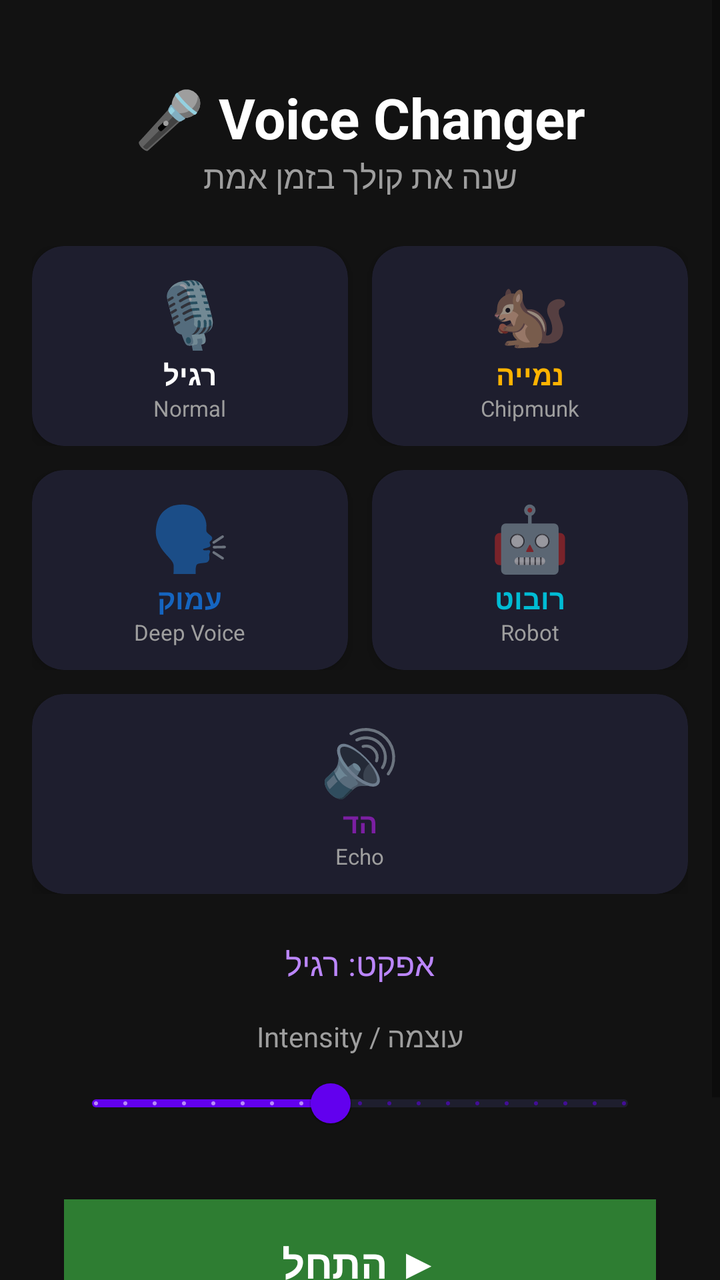
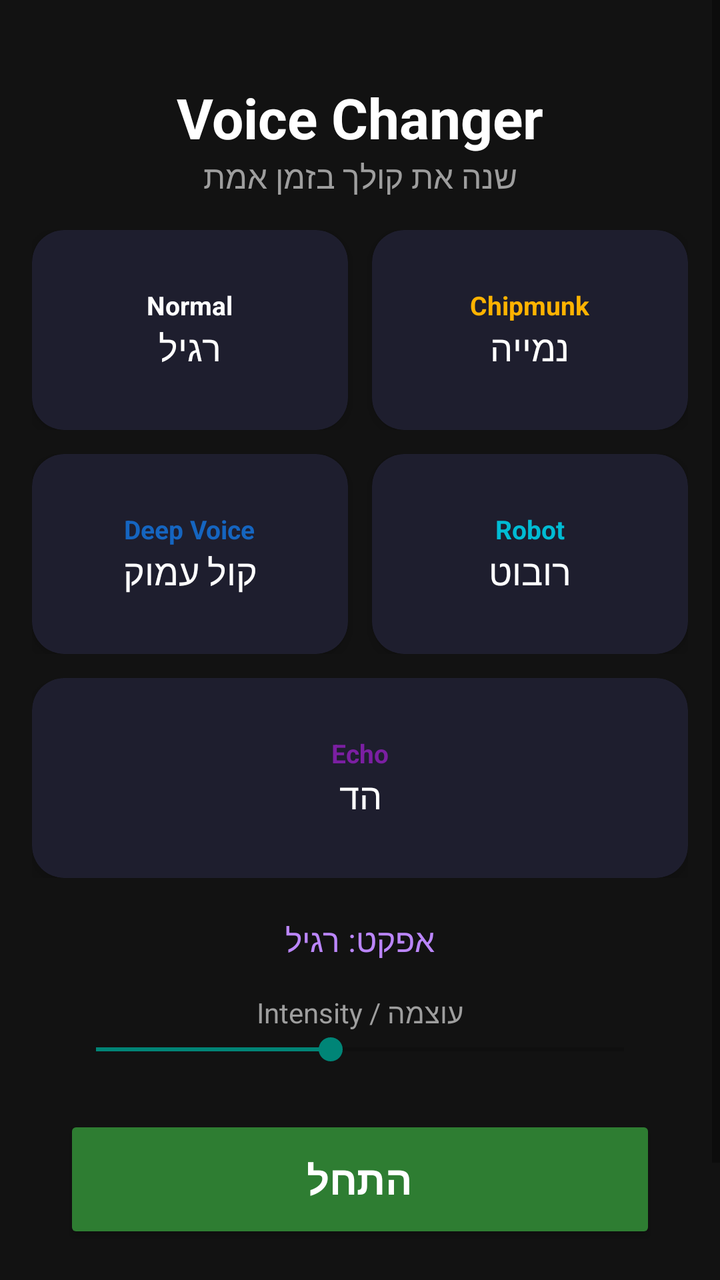

Compare the two renders of this Android layout. The source of the first and the diff that turns it into the second are given below.
<!-- AndroidManifest.xml: application theme Theme.VoiceChanger -->
<!-- res/layout/activity_main.xml -->
<?xml version="1.0" encoding="utf-8"?>
<ScrollView xmlns:android="http://schemas.android.com/apk/res/android"
    xmlns:app="http://schemas.android.com/apk/res-auto"
    android:layout_width="match_parent"
    android:layout_height="match_parent"
    android:background="@color/background_dark"
    android:fillViewport="true">

    <LinearLayout
        android:layout_width="match_parent"
        android:layout_height="wrap_content"
        android:orientation="vertical"
        android:padding="16dp">

        
        <TextView
            android:layout_width="match_parent"
            android:layout_height="wrap_content"
            android:text="🎤 Voice Changer"
            android:textSize="28sp"
            android:textStyle="bold"
            android:textColor="@color/white"
            android:gravity="center"
            android:paddingTop="24dp"/>

        <TextView
            android:layout_width="match_parent"
            android:layout_height="wrap_content"
            android:text="שנה את קולך בזמן אמת"
            android:textSize="16sp"
            android:textColor="@color/text_secondary"
            android:gravity="center"
            android:paddingBottom="24dp"/>

        
        <LinearLayout
            android:layout_width="match_parent"
            android:layout_height="wrap_content"
            android:orientation="horizontal"
            android:layout_marginBottom="12dp">

            <com.google.android.material.card.MaterialCardView
                android:id="@+id/cardNormal"
                android:layout_width="0dp"
                android:layout_height="100dp"
                android:layout_weight="1"
                android:layout_marginEnd="6dp"
                app:cardBackgroundColor="@color/card_bg"
                app:cardCornerRadius="16dp"
                app:cardElevation="4dp">

                <LinearLayout
                    android:layout_width="match_parent"
                    android:layout_height="match_parent"
                    android:orientation="vertical"
                    android:gravity="center">
                    <TextView android:layout_width="wrap_content" android:layout_height="wrap_content"
                        android:text="🎙" android:textSize="32sp"/>
                    <TextView android:layout_width="wrap_content" android:layout_height="wrap_content"
                        android:text="רגיל" android:textSize="14sp" android:textColor="@color/white"
                        android:textStyle="bold"/>
                    <TextView android:layout_width="wrap_content" android:layout_height="wrap_content"
                        android:text="Normal" android:textSize="11sp" android:textColor="@color/text_secondary"/>
                </LinearLayout>
            </com.google.android.material.card.MaterialCardView>

            <com.google.android.material.card.MaterialCardView
                android:id="@+id/cardChipmunk"
                android:layout_width="0dp"
                android:layout_height="100dp"
                android:layout_weight="1"
                android:layout_marginStart="6dp"
                app:cardBackgroundColor="@color/card_bg"
                app:cardCornerRadius="16dp"
                app:cardElevation="4dp">

                <LinearLayout
                    android:layout_width="match_parent"
                    android:layout_height="match_parent"
                    android:orientation="vertical"
                    android:gravity="center">
                    <TextView android:layout_width="wrap_content" android:layout_height="wrap_content"
                        android:text="🐿" android:textSize="32sp"/>
                    <TextView android:layout_width="wrap_content" android:layout_height="wrap_content"
                        android:text="נמייה" android:textSize="14sp" android:textColor="@color/chipmunk_color"
                        android:textStyle="bold"/>
                    <TextView android:layout_width="wrap_content" android:layout_height="wrap_content"
                        android:text="Chipmunk" android:textSize="11sp" android:textColor="@color/text_secondary"/>
                </LinearLayout>
            </com.google.android.material.card.MaterialCardView>
        </LinearLayout>

        
        <LinearLayout
            android:layout_width="match_parent"
            android:layout_height="wrap_content"
            android:orientation="horizontal"
            android:layout_marginBottom="12dp">

            <com.google.android.material.card.MaterialCardView
                android:id="@+id/cardDeep"
                android:layout_width="0dp"
                android:layout_height="100dp"
                android:layout_weight="1"
                android:layout_marginEnd="6dp"
                app:cardBackgroundColor="@color/card_bg"
                app:cardCornerRadius="16dp"
                app:cardElevation="4dp">

                <LinearLayout
                    android:layout_width="match_parent"
                    android:layout_height="match_parent"
                    android:orientation="vertical"
                    android:gravity="center">
                    <TextView android:layout_width="wrap_content" android:layout_height="wrap_content"
                        android:text="🗣" android:textSize="32sp"/>
                    <TextView android:layout_width="wrap_content" android:layout_height="wrap_content"
                        android:text="עמוק" android:textSize="14sp" android:textColor="@color/deep_color"
                        android:textStyle="bold"/>
                    <TextView android:layout_width="wrap_content" android:layout_height="wrap_content"
                        android:text="Deep Voice" android:textSize="11sp" android:textColor="@color/text_secondary"/>
                </LinearLayout>
            </com.google.android.material.card.MaterialCardView>

            <com.google.android.material.card.MaterialCardView
                android:id="@+id/cardRobot"
                android:layout_width="0dp"
                android:layout_height="100dp"
                android:layout_weight="1"
                android:layout_marginStart="6dp"
                app:cardBackgroundColor="@color/card_bg"
                app:cardCornerRadius="16dp"
                app:cardElevation="4dp">

                <LinearLayout
                    android:layout_width="match_parent"
                    android:layout_height="match_parent"
                    android:orientation="vertical"
                    android:gravity="center">
                    <TextView android:layout_width="wrap_content" android:layout_height="wrap_content"
                        android:text="🤖" android:textSize="32sp"/>
                    <TextView android:layout_width="wrap_content" android:layout_height="wrap_content"
                        android:text="רובוט" android:textSize="14sp" android:textColor="@color/robot_color"
                        android:textStyle="bold"/>
                    <TextView android:layout_width="wrap_content" android:layout_height="wrap_content"
                        android:text="Robot" android:textSize="11sp" android:textColor="@color/text_secondary"/>
                </LinearLayout>
            </com.google.android.material.card.MaterialCardView>
        </LinearLayout>

        
        <LinearLayout
            android:layout_width="match_parent"
            android:layout_height="wrap_content"
            android:orientation="horizontal"
            android:gravity="center"
            android:layout_marginBottom="24dp">

            <com.google.android.material.card.MaterialCardView
                android:id="@+id/cardEcho"
                android:layout_width="0dp"
                android:layout_height="100dp"
                android:layout_weight="1"
                app:cardBackgroundColor="@color/card_bg"
                app:cardCornerRadius="16dp"
                app:cardElevation="4dp">

                <LinearLayout
                    android:layout_width="match_parent"
                    android:layout_height="match_parent"
                    android:orientation="vertical"
                    android:gravity="center">
                    <TextView android:layout_width="wrap_content" android:layout_height="wrap_content"
                        android:text="🔊" android:textSize="32sp"/>
                    <TextView android:layout_width="wrap_content" android:layout_height="wrap_content"
                        android:text="הד" android:textSize="14sp" android:textColor="@color/echo_color"
                        android:textStyle="bold"/>
                    <TextView android:layout_width="wrap_content" android:layout_height="wrap_content"
                        android:text="Echo" android:textSize="11sp" android:textColor="@color/text_secondary"/>
                </LinearLayout>
            </com.google.android.material.card.MaterialCardView>
        </LinearLayout>

        
        <TextView
            android:id="@+id/tvSelectedEffect"
            android:layout_width="match_parent"
            android:layout_height="wrap_content"
            android:text="אפקט: רגיל"
            android:textSize="16sp"
            android:textColor="@color/purple_200"
            android:gravity="center"
            android:paddingBottom="8dp"/>

        
        <TextView
            android:layout_width="match_parent"
            android:layout_height="wrap_content"
            android:text="עוצמה / Intensity"
            android:textSize="14sp"
            android:textColor="@color/text_secondary"
            android:gravity="center"
            android:paddingTop="8dp"/>

        <com.google.android.material.slider.Slider
            android:id="@+id/sliderIntensity"
            android:layout_width="match_parent"
            android:layout_height="wrap_content"
            android:valueFrom="0.2"
            android:valueTo="2.0"
            android:value="1.0"
            android:stepSize="0.1"
            android:layout_marginHorizontal="16dp"
            android:layout_marginBottom="24dp"
            app:thumbColor="@color/purple_500"
            app:trackColorActive="@color/purple_500"
            app:trackColorInactive="@color/card_bg"/>

        
        <Button
            android:id="@+id/btnStartStop"
            android:layout_width="match_parent"
            android:layout_height="64dp"
            android:text="▶ התחל"
            android:textSize="20sp"
            android:textStyle="bold"
            android:textColor="@color/white"
            android:background="@color/start_green"
            android:layout_marginHorizontal="16dp"
            android:layout_marginBottom="16dp"/>

        
        <TextView
            android:id="@+id/tvStatus"
            android:layout_width="match_parent"
            android:layout_height="wrap_content"
            android:text="לחץ התחל להפעלה"
            android:textSize="14sp"
            android:textColor="@color/text_secondary"
            android:gravity="center"
            android:paddingBottom="32dp"/>

    </LinearLayout>
</ScrollView>
<!-- resources referenced by this layout -->
<resources>
  <color name="background_dark">#FF121212</color>
  <color name="card_bg">#FF1E1E2E</color>
  <color name="chipmunk_color">#FFFFB300</color>
  <color name="deep_color">#FF1565C0</color>
  <color name="echo_color">#FF7B1FA2</color>
  <color name="purple_200">#FFBB86FC</color>
  <color name="purple_500">#FF6200EE</color>
  <color name="robot_color">#FF00BCD4</color>
  <color name="start_green">#FF2E7D32</color>
  <color name="text_secondary">#FF9E9E9E</color>
  <color name="white">#FFFFFFFF</color>
  <style name="Theme.VoiceChanger" parent="Theme.MaterialComponents.DayNight.NoActionBar">
          <item name="colorPrimary">@color/purple_500</item>
          <item name="colorPrimaryVariant">@color/purple_700</item>
          <item name="colorOnPrimary">@color/white</item>
          <item name="colorSecondary">@color/teal_200</item>
          <item name="colorSecondaryVariant">@color/teal_700</item>
          <item name="colorOnSecondary">@color/black</item>
          <item name="android:statusBarColor">@color/background_dark</item>
          <item name="android:windowBackground">@color/background_dark</item>
      </style>
  <color name="purple_700">#FF3700B3</color>
  <color name="teal_200">#FF03DAC5</color>
  <color name="teal_700">#FF018786</color>
  <color name="black">#FF000000</color>
</resources>

<!-- the commit's change to res/layout/activity_main.xml (unified diff, before → after) -->
@@ -12,11 +12,10 @@
         android:orientation="vertical"
         android:padding="16dp">
 
-        
-        <TextView
-            android:layout_width="match_parent"
-            android:layout_height="wrap_content"
-            android:text="🎤 Voice Changer"
+        <TextView
+            android:layout_width="match_parent"
+            android:layout_height="wrap_content"
+            android:text="Voice Changer"
             android:textSize="28sp"
             android:textStyle="bold"
             android:textColor="@color/white"
@@ -30,7 +29,7 @@
             android:textSize="16sp"
             android:textColor="@color/text_secondary"
             android:gravity="center"
-            android:paddingBottom="24dp"/>
+            android:paddingBottom="16dp"/>
 
         
         <LinearLayout
@@ -39,7 +38,7 @@
             android:orientation="horizontal"
             android:layout_marginBottom="12dp">
 
-            <com.google.android.material.card.MaterialCardView
+            <androidx.cardview.widget.CardView
                 android:id="@+id/cardNormal"
                 android:layout_width="0dp"
                 android:layout_height="100dp"
@@ -48,23 +47,17 @@
                 app:cardBackgroundColor="@color/card_bg"
                 app:cardCornerRadius="16dp"
                 app:cardElevation="4dp">
-
-                <LinearLayout
-                    android:layout_width="match_parent"
-                    android:layout_height="match_parent"
-                    android:orientation="vertical"
-                    android:gravity="center">
-                    <TextView android:layout_width="wrap_content" android:layout_height="wrap_content"
-                        android:text="🎙" android:textSize="32sp"/>
-                    <TextView android:layout_width="wrap_content" android:layout_height="wrap_content"
-                        android:text="רגיל" android:textSize="14sp" android:textColor="@color/white"
-                        android:textStyle="bold"/>
-                    <TextView android:layout_width="wrap_content" android:layout_height="wrap_content"
-                        android:text="Normal" android:textSize="11sp" android:textColor="@color/text_secondary"/>
-                </LinearLayout>
-            </com.google.android.material.card.MaterialCardView>
-
-            <com.google.android.material.card.MaterialCardView
+                <LinearLayout android:layout_width="match_parent" android:layout_height="match_parent"
+                    android:orientation="vertical" android:gravity="center">
+                    <TextView android:layout_width="wrap_content" android:layout_height="wrap_content"
+                        android:text="Normal" android:textSize="13sp" android:textColor="@color/white"
+                        android:textStyle="bold"/>
+                    <TextView android:layout_width="wrap_content" android:layout_height="wrap_content"
+                        android:text="רגיל" android:textSize="18sp" android:textColor="@color/white"/>
+                </LinearLayout>
+            </androidx.cardview.widget.CardView>
+
+            <androidx.cardview.widget.CardView
                 android:id="@+id/cardChipmunk"
                 android:layout_width="0dp"
                 android:layout_height="100dp"
@@ -73,21 +66,16 @@
                 app:cardBackgroundColor="@color/card_bg"
                 app:cardCornerRadius="16dp"
                 app:cardElevation="4dp">
-
-                <LinearLayout
-                    android:layout_width="match_parent"
-                    android:layout_height="match_parent"
-                    android:orientation="vertical"
-                    android:gravity="center">
-                    <TextView android:layout_width="wrap_content" android:layout_height="wrap_content"
-                        android:text="🐿" android:textSize="32sp"/>
-                    <TextView android:layout_width="wrap_content" android:layout_height="wrap_content"
-                        android:text="נמייה" android:textSize="14sp" android:textColor="@color/chipmunk_color"
-                        android:textStyle="bold"/>
-                    <TextView android:layout_width="wrap_content" android:layout_height="wrap_content"
-                        android:text="Chipmunk" android:textSize="11sp" android:textColor="@color/text_secondary"/>
-                </LinearLayout>
-            </com.google.android.material.card.MaterialCardView>
+                <LinearLayout android:layout_width="match_parent" android:layout_height="match_parent"
+                    android:orientation="vertical" android:gravity="center">
+                    <TextView android:layout_width="wrap_content" android:layout_height="wrap_content"
+                        android:text="Chipmunk" android:textSize="13sp" android:textColor="@color/chipmunk_color"
+                        android:textStyle="bold"/>
+                    <TextView android:layout_width="wrap_content" android:layout_height="wrap_content"
+                        android:text="נמייה" android:textSize="18sp" android:textColor="@color/white"/>
+                </LinearLayout>
+            </androidx.cardview.widget.CardView>
+
         </LinearLayout>
 
         
@@ -97,7 +85,7 @@
             android:orientation="horizontal"
             android:layout_marginBottom="12dp">
 
-            <com.google.android.material.card.MaterialCardView
+            <androidx.cardview.widget.CardView
                 android:id="@+id/cardDeep"
                 android:layout_width="0dp"
                 android:layout_height="100dp"
@@ -106,23 +94,17 @@
                 app:cardBackgroundColor="@color/card_bg"
                 app:cardCornerRadius="16dp"
                 app:cardElevation="4dp">
-
-                <LinearLayout
-                    android:layout_width="match_parent"
-                    android:layout_height="match_parent"
-                    android:orientation="vertical"
-                    android:gravity="center">
-                    <TextView android:layout_width="wrap_content" android:layout_height="wrap_content"
-                        android:text="🗣" android:textSize="32sp"/>
-                    <TextView android:layout_width="wrap_content" android:layout_height="wrap_content"
-                        android:text="עמוק" android:textSize="14sp" android:textColor="@color/deep_color"
-                        android:textStyle="bold"/>
-                    <TextView android:layout_width="wrap_content" android:layout_height="wrap_content"
-                        android:text="Deep Voice" android:textSize="11sp" android:textColor="@color/text_secondary"/>
-                </LinearLayout>
-            </com.google.android.material.card.MaterialCardView>
-
-            <com.google.android.material.card.MaterialCardView
+                <LinearLayout android:layout_width="match_parent" android:layout_height="match_parent"
+                    android:orientation="vertical" android:gravity="center">
+                    <TextView android:layout_width="wrap_content" android:layout_height="wrap_content"
+                        android:text="Deep Voice" android:textSize="13sp" android:textColor="@color/deep_color"
+                        android:textStyle="bold"/>
+                    <TextView android:layout_width="wrap_content" android:layout_height="wrap_content"
+                        android:text="קול עמוק" android:textSize="18sp" android:textColor="@color/white"/>
+                </LinearLayout>
+            </androidx.cardview.widget.CardView>
+
+            <androidx.cardview.widget.CardView
                 android:id="@+id/cardRobot"
                 android:layout_width="0dp"
                 android:layout_height="100dp"
@@ -131,32 +113,26 @@
                 app:cardBackgroundColor="@color/card_bg"
                 app:cardCornerRadius="16dp"
                 app:cardElevation="4dp">
-
-                <LinearLayout
-                    android:layout_width="match_parent"
-                    android:layout_height="match_parent"
-                    android:orientation="vertical"
-                    android:gravity="center">
-                    <TextView android:layout_width="wrap_content" android:layout_height="wrap_content"
-                        android:text="🤖" android:textSize="32sp"/>
-                    <TextView android:layout_width="wrap_content" android:layout_height="wrap_content"
-                        android:text="רובוט" android:textSize="14sp" android:textColor="@color/robot_color"
-                        android:textStyle="bold"/>
-                    <TextView android:layout_width="wrap_content" android:layout_height="wrap_content"
-                        android:text="Robot" android:textSize="11sp" android:textColor="@color/text_secondary"/>
-                </LinearLayout>
-            </com.google.android.material.card.MaterialCardView>
+                <LinearLayout android:layout_width="match_parent" android:layout_height="match_parent"
+                    android:orientation="vertical" android:gravity="center">
+                    <TextView android:layout_width="wrap_content" android:layout_height="wrap_content"
+                        android:text="Robot" android:textSize="13sp" android:textColor="@color/robot_color"
+                        android:textStyle="bold"/>
+                    <TextView android:layout_width="wrap_content" android:layout_height="wrap_content"
+                        android:text="רובוט" android:textSize="18sp" android:textColor="@color/white"/>
+                </LinearLayout>
+            </androidx.cardview.widget.CardView>
+
         </LinearLayout>
 
         
         <LinearLayout
             android:layout_width="match_parent"
             android:layout_height="wrap_content"
-            android:orientation="horizontal"
-            android:gravity="center"
-            android:layout_marginBottom="24dp">
-
-            <com.google.android.material.card.MaterialCardView
+            android:gravity="center"
+            android:layout_marginBottom="20dp">
+
+            <androidx.cardview.widget.CardView
                 android:id="@+id/cardEcho"
                 android:layout_width="0dp"
                 android:layout_height="100dp"
@@ -164,21 +140,16 @@
                 app:cardBackgroundColor="@color/card_bg"
                 app:cardCornerRadius="16dp"
                 app:cardElevation="4dp">
-
-                <LinearLayout
-                    android:layout_width="match_parent"
-                    android:layout_height="match_parent"
-                    android:orientation="vertical"
-                    android:gravity="center">
-                    <TextView android:layout_width="wrap_content" android:layout_height="wrap_content"
-                        android:text="🔊" android:textSize="32sp"/>
-                    <TextView android:layout_width="wrap_content" android:layout_height="wrap_content"
-                        android:text="הד" android:textSize="14sp" android:textColor="@color/echo_color"
-                        android:textStyle="bold"/>
-                    <TextView android:layout_width="wrap_content" android:layout_height="wrap_content"
-                        android:text="Echo" android:textSize="11sp" android:textColor="@color/text_secondary"/>
-                </LinearLayout>
-            </com.google.android.material.card.MaterialCardView>
+                <LinearLayout android:layout_width="match_parent" android:layout_height="match_parent"
+                    android:orientation="vertical" android:gravity="center">
+                    <TextView android:layout_width="wrap_content" android:layout_height="wrap_content"
+                        android:text="Echo" android:textSize="13sp" android:textColor="@color/echo_color"
+                        android:textStyle="bold"/>
+                    <TextView android:layout_width="wrap_content" android:layout_height="wrap_content"
+                        android:text="הד" android:textSize="18sp" android:textColor="@color/white"/>
+                </LinearLayout>
+            </androidx.cardview.widget.CardView>
+
         </LinearLayout>
 
         
@@ -202,30 +173,25 @@
             android:gravity="center"
             android:paddingTop="8dp"/>
 
-        <com.google.android.material.slider.Slider
-            android:id="@+id/sliderIntensity"
-            android:layout_width="match_parent"
-            android:layout_height="wrap_content"
-            android:valueFrom="0.2"
-            android:valueTo="2.0"
-            android:value="1.0"
-            android:stepSize="0.1"
+        <SeekBar
+            android:id="@+id/seekbarIntensity"
+            android:layout_width="match_parent"
+            android:layout_height="wrap_content"
+            android:max="18"
+            android:progress="8"
             android:layout_marginHorizontal="16dp"
-            android:layout_marginBottom="24dp"
-            app:thumbColor="@color/purple_500"
-            app:trackColorActive="@color/purple_500"
-            app:trackColorInactive="@color/card_bg"/>
+            android:layout_marginBottom="24dp"/>
 
         
         <Button
             android:id="@+id/btnStartStop"
             android:layout_width="match_parent"
             android:layout_height="64dp"
-            android:text="▶ התחל"
+            android:text="התחל"
             android:textSize="20sp"
             android:textStyle="bold"
             android:textColor="@color/white"
-            android:background="@color/start_green"
+            android:backgroundTint="@color/start_green"
             android:layout_marginHorizontal="16dp"
             android:layout_marginBottom="16dp"/>
 
<!-- resource entries referenced after the edit -->
@@ -6,12 +6,11 @@
   <color name="deep_color">#FF1565C0</color>
   <color name="echo_color">#FF7B1FA2</color>
   <color name="purple_200">#FFBB86FC</color>
-  <color name="purple_500">#FF6200EE</color>
   <color name="robot_color">#FF00BCD4</color>
   <color name="start_green">#FF2E7D32</color>
   <color name="text_secondary">#FF9E9E9E</color>
   <color name="white">#FFFFFFFF</color>
-  <style name="Theme.VoiceChanger" parent="Theme.MaterialComponents.DayNight.NoActionBar">
+  <style name="Theme.VoiceChanger" parent="Theme.AppCompat.DayNight.NoActionBar">
           <item name="colorPrimary">@color/purple_500</item>
           <item name="colorPrimaryVariant">@color/purple_700</item>
           <item name="colorOnPrimary">@color/white</item>
@@ -21,6 +20,7 @@
           <item name="android:statusBarColor">@color/background_dark</item>
           <item name="android:windowBackground">@color/background_dark</item>
       </style>
+  <color name="purple_500">#FF6200EE</color>
   <color name="purple_700">#FF3700B3</color>
   <color name="teal_200">#FF03DAC5</color>
   <color name="teal_700">#FF018786</color>
